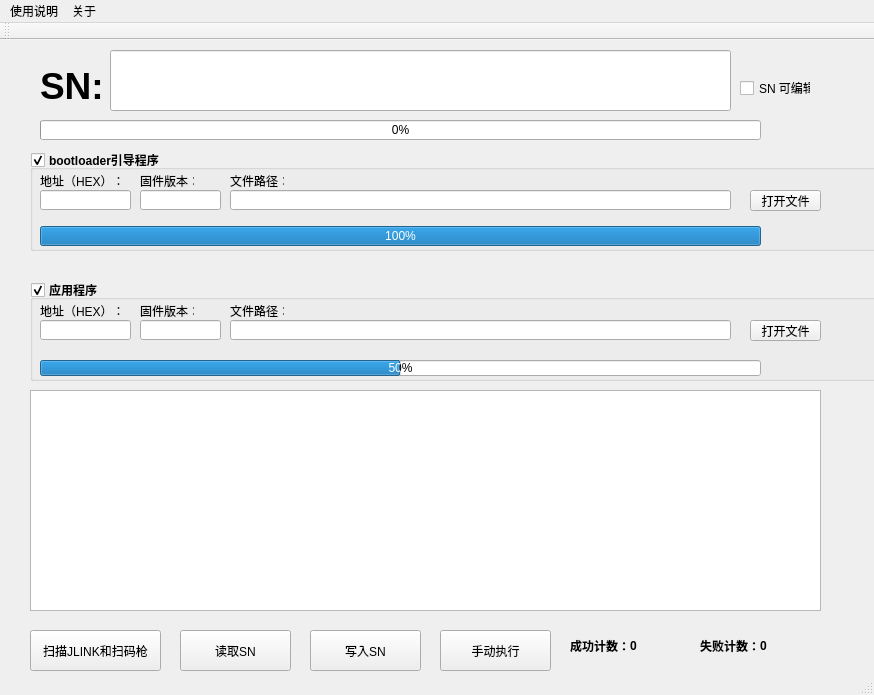
wkxboot/qt_production_tool, file qt_production_tool/mainwindow.ui: the form before one commit.
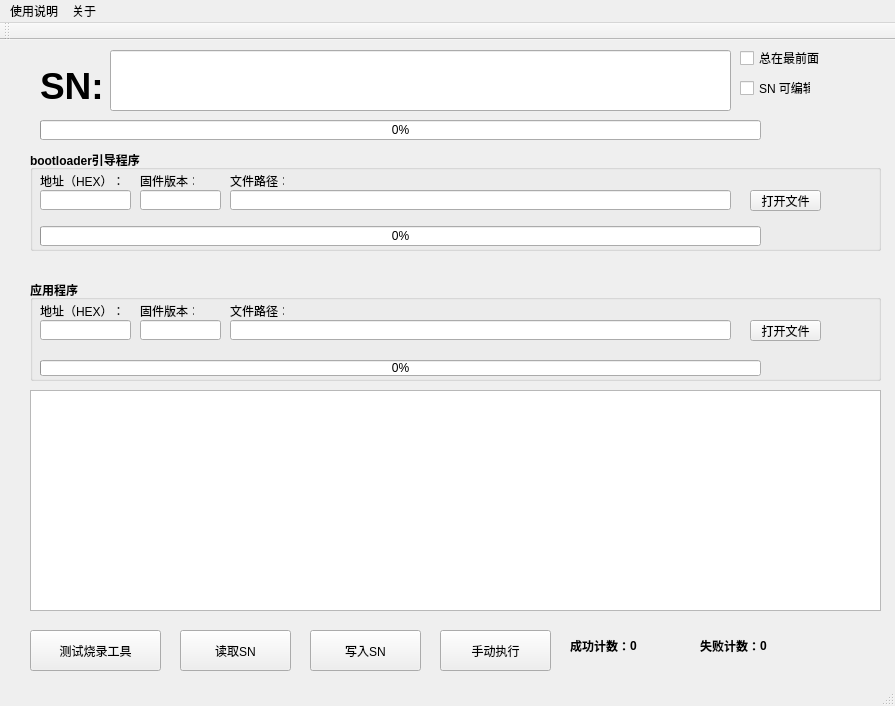
The form after the commit.

```diff
--- a/qt_production_tool/mainwindow.ui
+++ b/qt_production_tool/mainwindow.ui
@@ -6,10 +6,22 @@
    <rect>
     <x>0</x>
     <y>0</y>
-    <width>874</width>
-    <height>695</height>
+    <width>895</width>
+    <height>706</height>
    </rect>
   </property>
+  <property name="minimumSize">
+   <size>
+    <width>0</width>
+    <height>0</height>
+   </size>
+  </property>
+  <property name="maximumSize">
+   <size>
+    <width>16777215</width>
+    <height>16777215</height>
+   </size>
+  </property>
   <property name="windowTitle">
    <string>啤酒机板卡量产工具v0.0</string>
   </property>
@@ -54,7 +66,7 @@
      <string>bootloader引导程序</string>
     </property>
     <property name="checkable">
-     <bool>true</bool>
+     <bool>false</bool>
     </property>
     <widget class="QPushButton" name="bootloader_file_open_button">
      <property name="geometry">
@@ -132,7 +144,7 @@
       <number>0</number>
      </property>
      <property name="value">
-      <number>100</number>
+      <number>0</number>
      </property>
      <property name="orientation">
       <enum>Qt::Horizontal</enum>
@@ -217,7 +229,7 @@
      <rect>
       <x>30</x>
       <y>350</y>
-      <width>791</width>
+      <width>851</width>
       <height>221</height>
      </rect>
     </property>
@@ -260,7 +272,7 @@
      <string>应用程序</string>
     </property>
     <property name="checkable">
-     <bool>true</bool>
+     <bool>false</bool>
     </property>
     <widget class="QPushButton" name="app_file_open_button">
      <property name="geometry">
@@ -335,7 +347,7 @@
       </font>
      </property>
      <property name="value">
-      <number>50</number>
+      <number>0</number>
      </property>
     </widget>
     <widget class="QLabel" name="label_7">
@@ -416,7 +428,7 @@
      </rect>
     </property>
     <property name="text">
-     <string>扫描JLINK和扫码枪</string>
+     <string>测试烧录工具</string>
     </property>
    </widget>
    <widget class="QLabel" name="label_8">
@@ -569,13 +581,26 @@
      <bool>true</bool>
     </property>
    </widget>
+   <widget class="QCheckBox" name="all_on_top_check_box">
+    <property name="geometry">
+     <rect>
+      <x>740</x>
+      <y>10</y>
+      <width>91</width>
+      <height>16</height>
+     </rect>
+    </property>
+    <property name="text">
+     <string>总在最前面</string>
+    </property>
+   </widget>
   </widget>
   <widget class="QMenuBar" name="menuBar">
    <property name="geometry">
     <rect>
      <x>0</x>
      <y>0</y>
-     <width>874</width>
+     <width>895</width>
      <height>23</height>
     </rect>
    </property>
```
Left out of the diff: 10 changed lines with no effect on the pictures.
